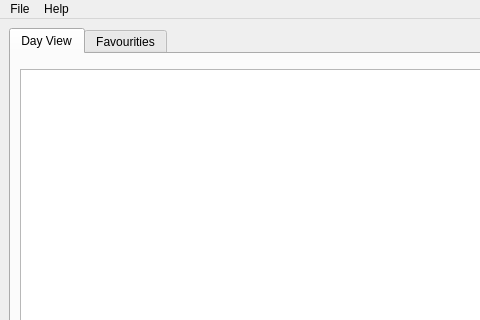
Old version of the form src/gui/mainwindow.ui in the repository edulix/confclerk; both pictures show x 0 to 480 and y 0 to 320 of the 856 by 558 pixel window.
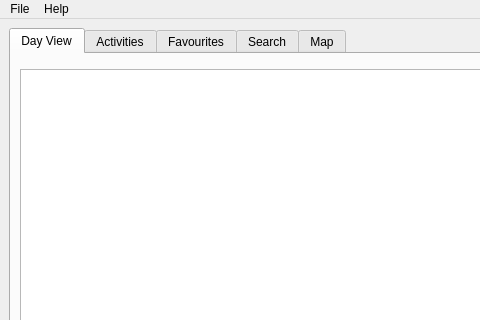
New version of the form. The open tabs and pages were chosen to show the change. Custom widgets are drawn as their Qt base class.

Commit message: Testing svn, tabs added, misprint fixed

```diff
--- a/src/gui/mainwindow.ui
+++ b/src/gui/mainwindow.ui
@@ -43,9 +43,24 @@
         </item>
        </layout>
       </widget>
-      <widget class="QWidget" name="favouritiesTab" >
-       <attribute name="title" >
-        <string>Favourities</string>
+      <widget class="QWidget" name="activitiesTab">
+       <attribute name="title">
+        <string>Activities</string>
+       </attribute>
+      </widget>
+      <widget class="QWidget" name="favouritesTab">
+       <attribute name="title">
+        <string>Favourites</string>
+       </attribute>
+      </widget>
+      <widget class="QWidget" name="searchTab">
+       <attribute name="title">
+        <string>Search</string>
+       </attribute>
+      </widget>
+      <widget class="QWidget" name="mapTab">
+       <attribute name="title">
+        <string>Map</string>
        </attribute>
       </widget>
      </widget>
```
Left out of the diff: 75 changed lines with no effect on the pictures. The commit also changes 2 other files.
